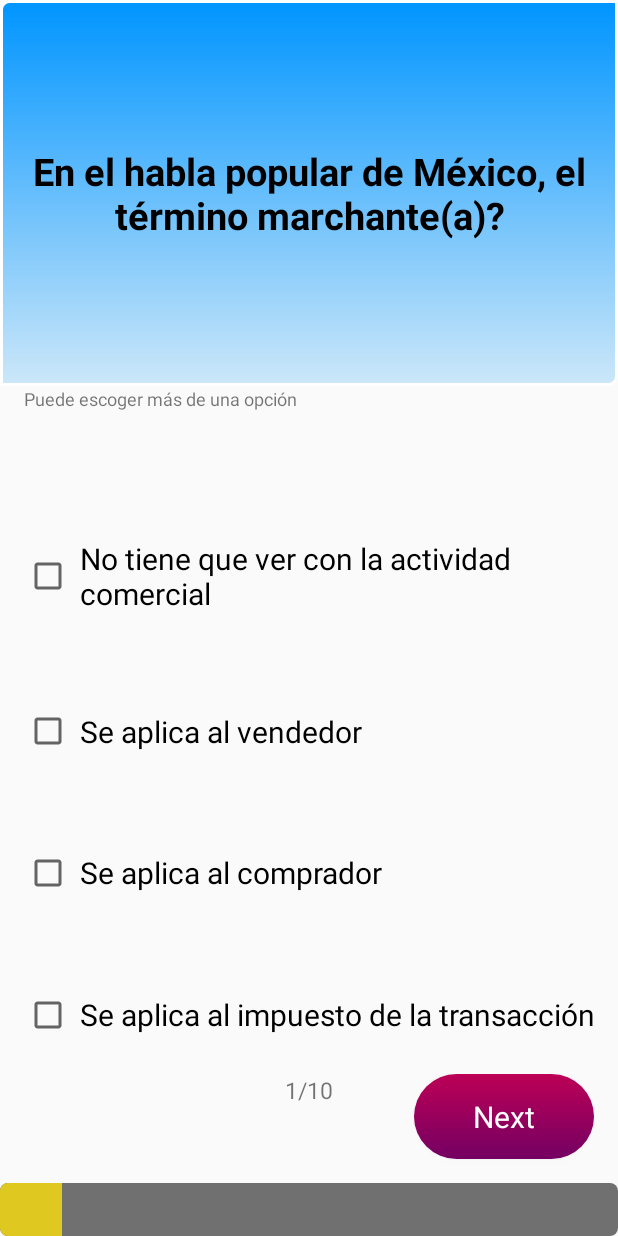
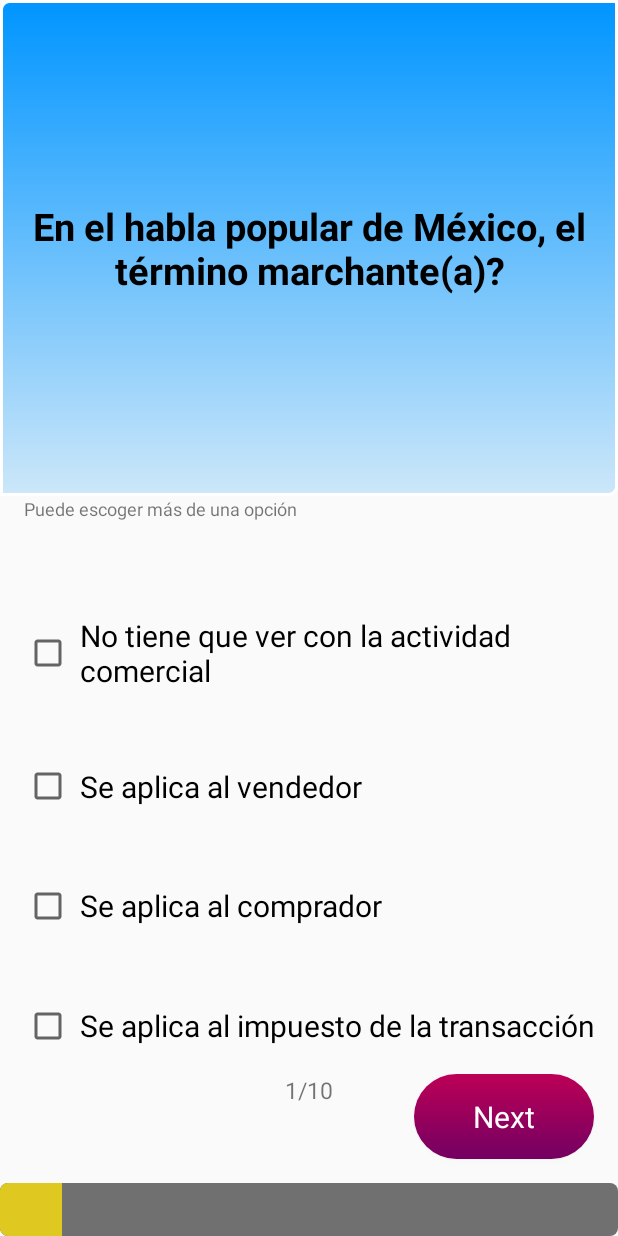
Before and after one commit to Yosolita1978/MexicanQuiz, an Android app: the quizOneActivity screen opened directly, with no data from a screen before it, on a phone screen of 412 x 824 dp. Run offline under Robolectric (Android 15) with nearby library versions, the light colour scheme and no system bars.

Commit message:
Two first questions working.

```diff
--- a/app/src/main/res/layout/quizone_activity.xml
+++ b/app/src/main/res/layout/quizone_activity.xml
@@ -2,7 +2,8 @@
 <ScrollView xmlns:android="http://schemas.android.com/apk/res/android"
     android:layout_width="match_parent"
     android:layout_height="match_parent"
-    android:fillViewport="true">
+    android:fillViewport="true"
+    android:background="@color/graylight">
 
     <LinearLayout xmlns:tools="http://schemas.android.com/tools"
         android:layout_width="match_parent"
@@ -12,7 +13,7 @@
 
         <TextView
             android:layout_width="match_parent"
-            android:layout_height="wrap_content"
+            android:layout_height="205dp"
             android:layout_weight="4"
             android:text="@string/question1Text"
             android:textSize="25sp"
--- a/app/src/main/res/values/colors.xml
+++ b/app/src/main/res/values/colors.xml
@@ -10,4 +10,5 @@
     <color name="colorTextPrimary">#6d6d6d</color>
     <color name="colorProgressBackgroundTint">#707070</color>
     <color name="colorProgressTint">#dfc921</color>
+    <color name="graylight">#fafafa</color>
 </resources>
```
